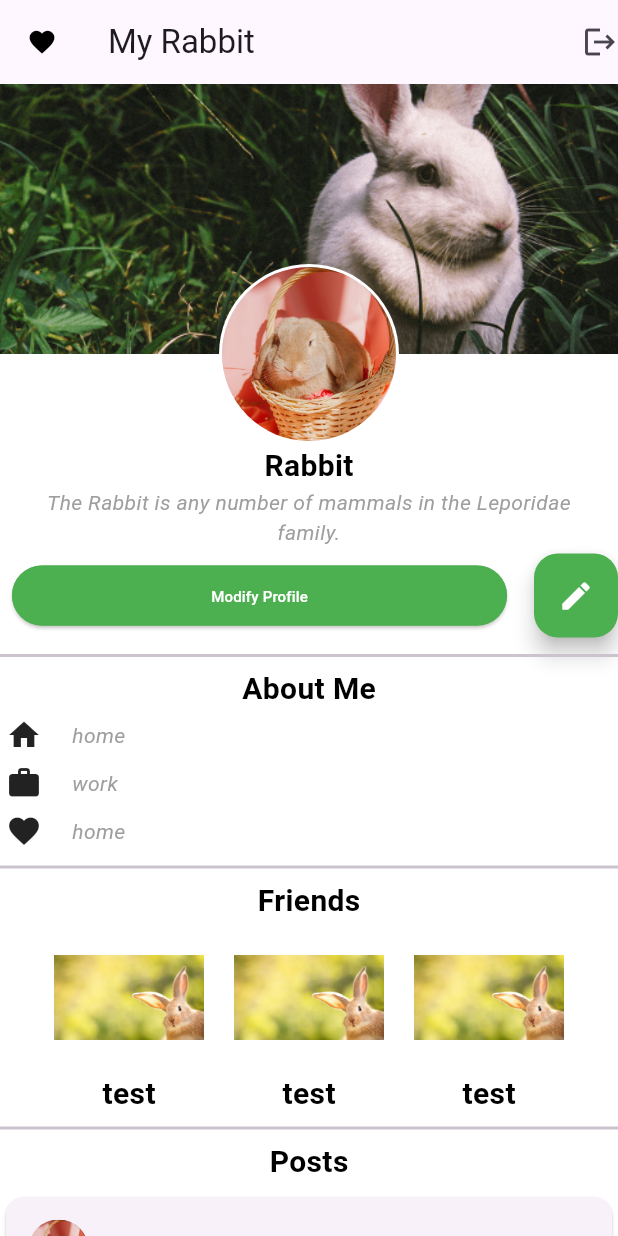
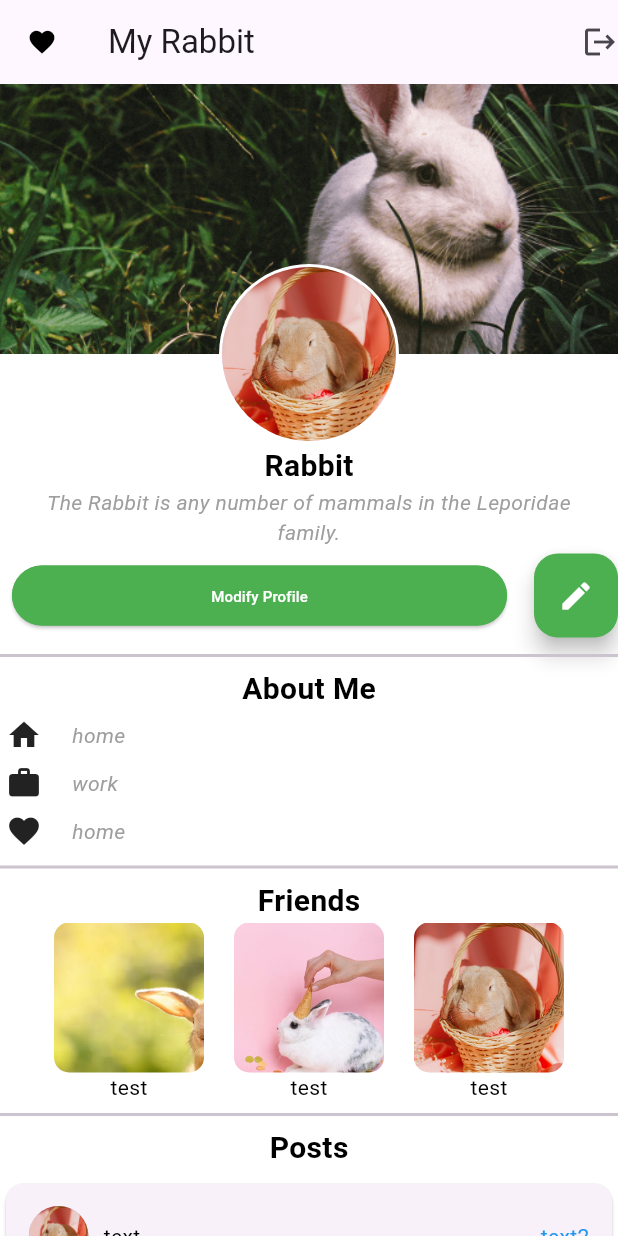
Before and after one commit to HasnaeTa20/FormationOrangeDig, a Flutter app: the screen it shows after launch, on a phone screen of 412 x 824 dp. Run offline on Flutter 3.47's test engine with Material 2 defaults, Android fonts, the phone set to English and light mode, and no system bars.

Commit message:
main.dart

```diff
--- a/lib/main.dart
+++ b/lib/main.dart
@@ -105,10 +105,14 @@ class BasicPage extends StatelessWidget {
         SizedBox(width: 10,),
 
 
-        FloatingActionButton(onPressed: (){},
-        backgroundColor: Colors.green,
+        SizedBox(
+          width: 56, // Width of ElevatedButton by default
+        height: 56,
+          child: FloatingActionButton(onPressed: (){},
+          backgroundColor: Colors.green,
 
-        child: Icon(Icons.edit,color: Colors.white,),)
+          child: Icon(Icons.edit,color: Colors.white,),),
+        )
 
                         ],
                       ),
@@ -182,9 +186,9 @@ class BasicPage extends StatelessWidget {
 
        simplecolumn(),
        SizedBox(width: 20.0),
-       simplecolumn(),
+       simpleecolumn(),
        SizedBox(width: 20.0),
-       simplecolumn(),
+       simpleecolumnn(),
 
        ]),
       //          Container(
@@ -227,15 +231,16 @@ class BasicPage extends StatelessWidget {
                          backgroundImage: AssetImage('assets/pexels-photo-6897434.jpeg'),
 
                          ),
-                          SizedBox(width: 20,),
-                simpleText('text'),
-                SizedBox(width: 50,),
-                simpleText('text2')
+                         SizedBox(width: 10,),
+                simpleteex('text'),
+                Spacer(),
+               simplee('text2')
 
                 ]
               ),
+              SizedBox(height: 10,),
               Image.asset("assets/istockphoto-1370481100-612x612.webp", ),
-              simpleText('text3'),
+              simplee('text3'),
               Divider(thickness: 2,),
               Container(
           padding: EdgeInsets.all(4.0),
@@ -245,13 +250,13 @@ class BasicPage extends StatelessWidget {
                        ),
 
               SizedBox(width: 20.0),
-              simpleteext('0 likes'),
-           SizedBox(width: 20,),
+              simpleteex('0 likes'),
+           Spacer(),
                  simpleicons(Icons.comment,
                        ),
 
               SizedBox(width: 20.0),
-              simpleteext('0 comments'),
+              simpleteex('0 comments'),
             ]
             )
             ),
@@ -262,6 +267,57 @@ class BasicPage extends StatelessWidget {
         ),
       ),
               ),
+                       Container(
+      padding: EdgeInsets.symmetric(vertical: 5.0),
+      child: Card(
+        child: Container(
+          padding: EdgeInsets.all(15.0),
+          child: Column(
+            children: <Widget>[
+              Row(
+                children:[
+                CircleAvatar(
+                          radius: 20,
+                         backgroundImage: AssetImage('assets/pexels-photo-6897434.jpeg'),
+
+                         ),
+                        SizedBox(width: 10,),
+                simpleteex('text'),
+               Spacer(),
+                simplee('text2')
+
+                ]
+              ),
+               SizedBox(height: 10,),
+              Image.asset("assets/bunny-5014814_640.jpg", ),
+             simplee('text3'),
+              Divider(thickness: 2,),
+              Container(
+          padding: EdgeInsets.all(4.0),
+          child: Row(
+            children: <Widget>[
+                 simpleicons(Icons.favorite,
+                       ),
+
+              SizedBox(width: 20.0),
+              simpleteex('0 likes'),
+           Spacer(),
+                 simpleicons(Icons.comment,
+                       ),
+
+              SizedBox(width: 20.0),
+              simpleteex('0 comments'),
+            ]
+            )
+            ),
+
+
+            ],
+          ),
+        ),
+      ),
+              ),
+
 
 
 
@@ -357,6 +413,37 @@ Text simpleText(String text){
 
 
 }
+  Text simpleteex(String text){
+  return Text(
+    text,
+    style: const TextStyle(
+      fontSize: 14,
+      color: Colors.black,
+
+
+
+    ),
+    textAlign:TextAlign.center,
+
+  );
+
+
+
+}
+ Text simplee(String text){
+  return Text(
+    text,
+    style: const TextStyle(
+      fontSize: 14,
+      color: Colors.blue,
+
+
+
+    ),
+    textAlign:TextAlign.center,
+
+  );
+ }
 Text textRich(String a,String b,String c){
   return Text.rich(
 
@@ -387,35 +474,76 @@ Text textRich(String a,String b,String c){
 Column simplecolumn(){
   return Column(
           children: [
-            // Container(decoration: image,)
-          Image.asset("assets/istockphoto-1370481100-612x612.webp",
+         // Wrap the Image with ClipRRect
+
+           Container(
+            decoration: BoxDecoration(
+          borderRadius: BorderRadius.circular(10),
+          image:DecorationImage(
+            image: AssetImage("assets/istockphoto-1370481100-612x612.webp"),
+            fit: BoxFit.cover,
+          ),
+            ),
           height: 100,
-          width: 100,),
+          width: 100,
+           ),
 
-simpleText("test"),
+
+
+
+simpleteex("test"),
           ],
             );
 }
 
 
 
+Column simpleecolumn(){
+  return Column(
+          children: [
+         // Wrap the Image with ClipRRect
 
-//  Row(
-//       children: <Widget>[
-//         Expanded(
-//           child: Image.asset('images/penny.png'),
-//         ),
-//         Expanded(
-//           child: Image.asset('images/penny.png'),
-//         ),
-//         Expanded(
-//           child: Image.asset('images/penny.png'),
-//         ),
-//         Expanded(
-//           child: Image.asset('images/penny.png'),
-//         ),
-//         Expanded(
-//           child: Image.asset('images/penny.png'),
-//         ),
-//       ],
-//     ),
+           Container(
+            decoration: BoxDecoration(
+          borderRadius: BorderRadius.circular(10),
+          image:DecorationImage(
+            image: AssetImage("assets/pexels-photo-4588423.webp"),
+            fit: BoxFit.cover,
+          ),
+            ),
+          height: 100,
+          width: 100,
+           ),
+
+
+
+
+simpleteex("test"),
+          ],
+            );
+}
+
+Column simpleecolumnn(){
+  return Column(
+          children: [
+         // Wrap the Image with ClipRRect
+
+           Container(
+            decoration: BoxDecoration(
+          borderRadius: BorderRadius.circular(10),
+          image:DecorationImage(
+            image: AssetImage("assets/pexels-photo-6897434.jpeg"),
+            fit: BoxFit.cover,
+          ),
+            ),
+          height: 100,
+          width: 100,
+           ),
+
+
+
+
+simpleteex("test"),
+          ],
+            );
+}
```
